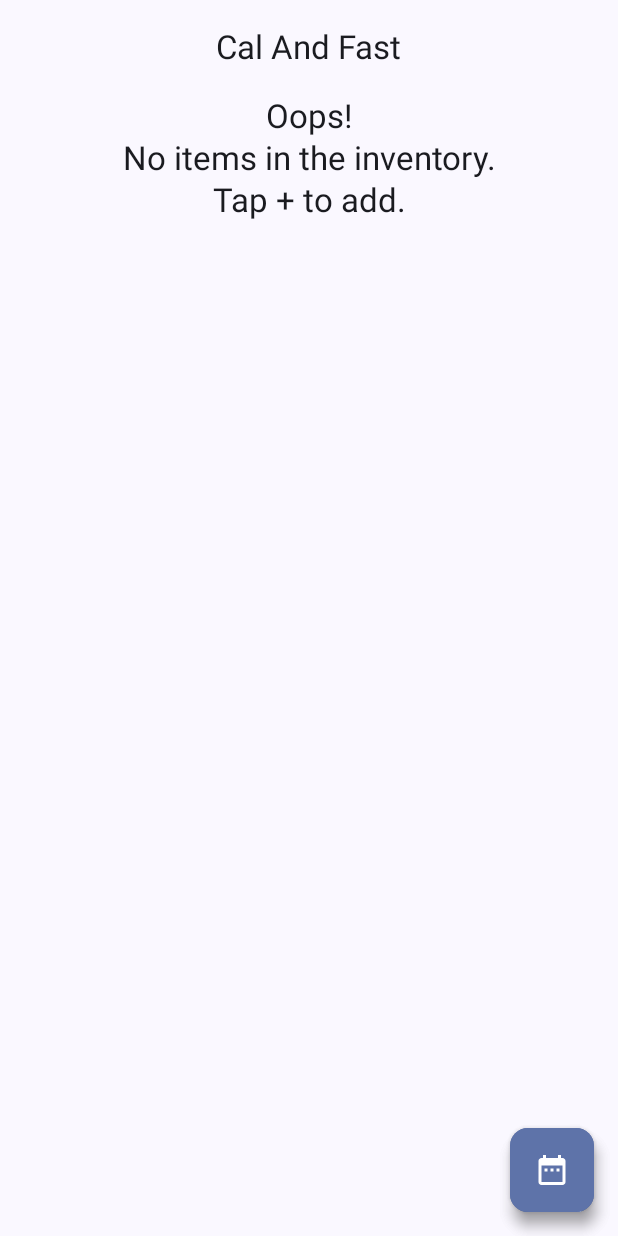
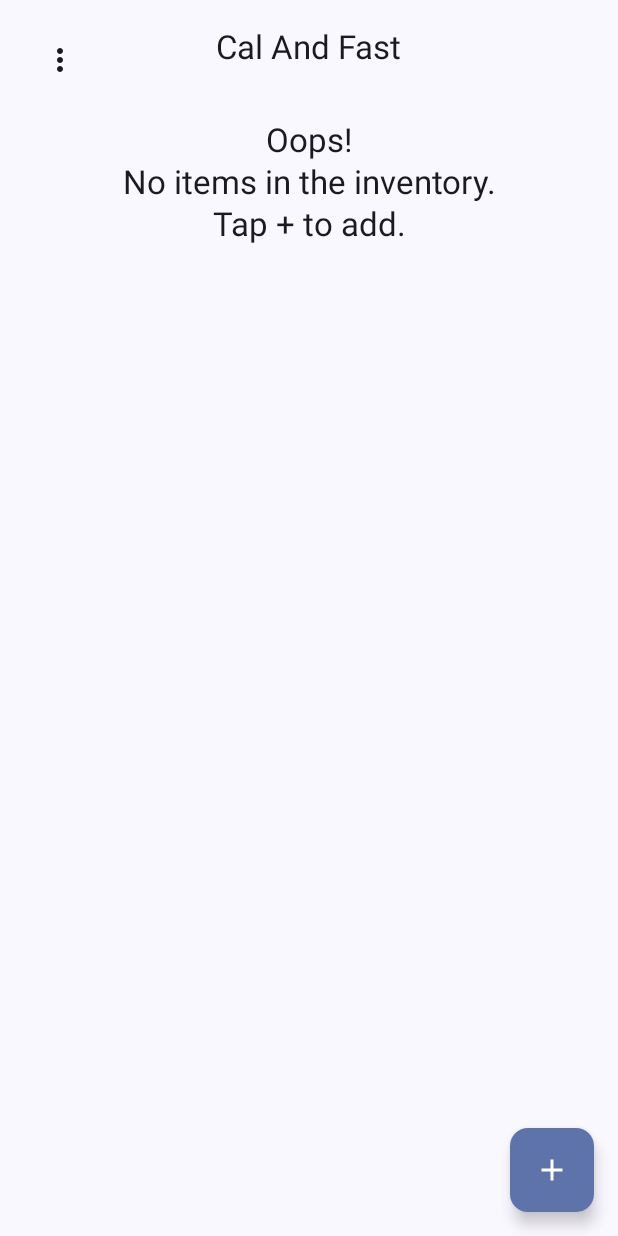
Before and after one commit to blahblahblah552/CalAndFast, an Android app built with Jetpack Compose: the screen it shows after launch (MainActivity), on a phone screen of 412 x 824 dp. Run offline under Robolectric (Android 15) with nearby library versions, the phone set to English and light mode, and no system bars; our stand-ins replace Room's generated code.

Commit message:
can't get week for some reason

```diff
--- a/app/src/main/java/com/example/calandfast/database/OfflineConsumablesRepository.kt
+++ b/app/src/main/java/com/example/calandfast/database/OfflineConsumablesRepository.kt
@@ -8,7 +8,7 @@ class OfflineConsumablesRepository(private val consumableDao: ConsumableDao) : C
 
     override fun getConsumableStream(id: Int): Flow<Consumable?> = consumableDao.getItem(id)
 
-    override fun getCurrentWeekConsumable(currentWeek: Long) = consumableDao.getCurrentWeekConsumable(currentWeek)
+    override fun getCurrentWeekConsumable(currentWeek: Long): Flow<List<Consumable>> = consumableDao.getCurrentWeekConsumable(currentWeek)
 
     override suspend fun insertConsumable(consumable: Consumable) = consumableDao.upsertConsumable(consumable)
 
--- a/app/src/main/java/com/example/calandfast/ui/AppViewModelProvider.kt
+++ b/app/src/main/java/com/example/calandfast/ui/AppViewModelProvider.kt
@@ -20,7 +20,6 @@ object AppViewModelProvider {
     val Factory = viewModelFactory {
         initializer {
             WeeklyViewModel(
-                this.createSavedStateHandle(),
                 consumableApplication().container.consumablesRepository
             )
         }
--- a/app/src/main/java/com/example/calandfast/ui/home/HomeScreen.kt
+++ b/app/src/main/java/com/example/calandfast/ui/home/HomeScreen.kt
@@ -1,6 +1,7 @@
 package com.example.calandfast.ui.home
 import androidx.compose.foundation.clickable
 import androidx.compose.foundation.layout.Arrangement
+import androidx.compose.foundation.layout.Box
 import androidx.compose.foundation.layout.Column
 import androidx.compose.foundation.layout.PaddingValues
 import androidx.compose.foundation.layout.Row
@@ -17,11 +18,15 @@ import androidx.compose.foundation.lazy.items
 import androidx.compose.material.icons.Icons
 import androidx.compose.material.icons.filled.Add
 import androidx.compose.material.icons.filled.DateRange
+import androidx.compose.material.icons.filled.MoreVert
 import androidx.compose.material3.Card
 import androidx.compose.material3.CardDefaults
+import androidx.compose.material3.DropdownMenu
+import androidx.compose.material3.DropdownMenuItem
 import androidx.compose.material3.ExperimentalMaterial3Api
 import androidx.compose.material3.FloatingActionButton
 import androidx.compose.material3.Icon
+import androidx.compose.material3.IconButton
 import androidx.compose.material3.MaterialTheme
 import androidx.compose.material3.Scaffold
 import androidx.compose.material3.Text
@@ -29,6 +34,9 @@ import androidx.compose.material3.TopAppBarDefaults
 import androidx.compose.runtime.Composable
 import androidx.compose.runtime.collectAsState
 import androidx.compose.runtime.getValue
+import androidx.compose.runtime.mutableStateOf
+import androidx.compose.runtime.remember
+import androidx.compose.runtime.setValue
 import androidx.compose.ui.Alignment
 import androidx.compose.ui.Modifier
 import androidx.compose.ui.input.nestedscroll.nestedScroll
@@ -75,6 +83,7 @@ fun HomeScreen(
                 canNavigateBack = false,
                 scrollBehavior = scrollBehavior
             )
+            MinimalDropdownMenu(navigateToWeekly)
         },
         floatingActionButton = {
             FloatingActionButton(
@@ -89,20 +98,6 @@ fun HomeScreen(
                 Icon(
                     imageVector = Icons.Default.Add,
                     contentDescription = stringResource(R.string.item_entry_title)
-                )
-            }
-            FloatingActionButton(
-                onClick = navigateToWeekly,
-                shape = MaterialTheme.shapes.medium,
-                modifier = Modifier
-                    .padding(
-                        bottom = WindowInsets.safeDrawing.asPaddingValues()
-                            .calculateEndPadding(LocalLayoutDirection.current)
-                    )
-            ) {
-                Icon(
-                    imageVector = Icons.Default.DateRange,
-                    contentDescription = stringResource(R.string.see_week_calories)
                 )
             }
         },
@@ -220,6 +215,34 @@ private fun InventoryItem(
     }
 }
 
+@Composable
+fun MinimalDropdownMenu(navigateToWeekly:() -> Unit,) {
+    var expanded by remember { mutableStateOf(false) }
+    Box(
+        modifier = Modifier
+            .padding(16.dp)
+    ) {
+        IconButton(onClick = { expanded = !expanded }) {
+            Icon(Icons.Default.MoreVert, contentDescription = "More options")
+        }
+        DropdownMenu(
+            expanded = expanded,
+            onDismissRequest = { expanded = false }
+        ) {
+            DropdownMenuItem(
+                text = { Text(stringResource(R.string.see_week_calories)) },
+                onClick = navigateToWeekly,
+                trailingIcon = {Icon(Icons.Default.DateRange, contentDescription = null)}
+            )
+            DropdownMenuItem(
+                text = { Text("Option 2") },
+                onClick = { /* Do something... */ }
+            )
+        }
+    }
+}
+
+
 @Preview(showBackground = true)
 @Composable
 fun HomeBodyPreview() {
```
Also changed, not shown: app/src/main/java/com/example/calandfast/ui/weeklyTotals/WeeklyScreen.kt (+18 -10 lines), app/src/main/java/com/example/calandfast/ui/weeklyTotals/WeeklyViewModel.kt (+5 -11 lines).
